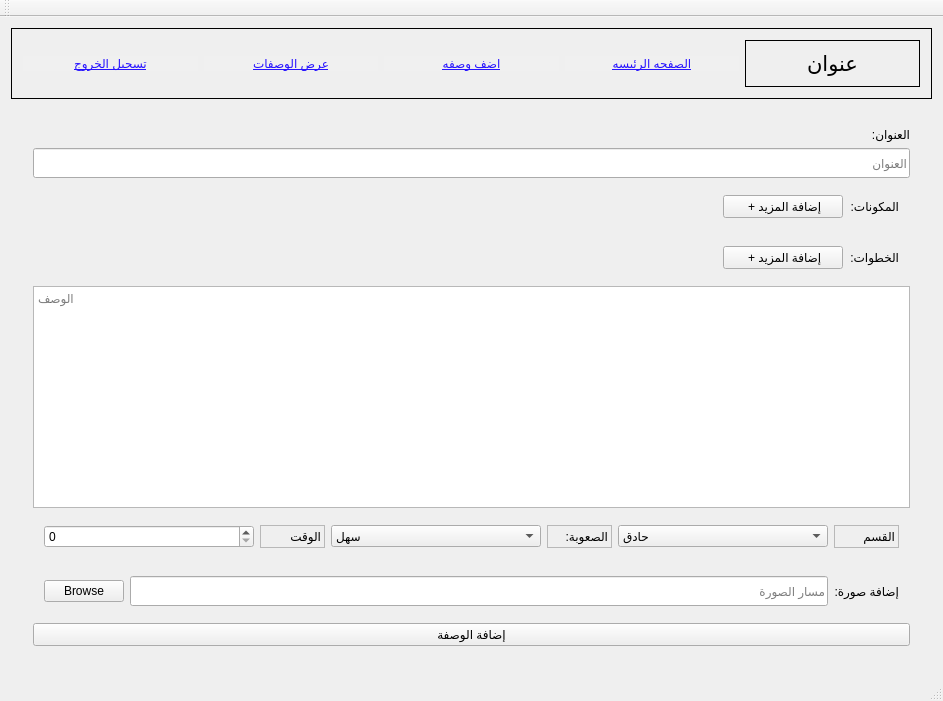
First picture: the form in RMS/MainWindow.ui, repository MohammedNaser28/Structure-Programming-project, before the edit.
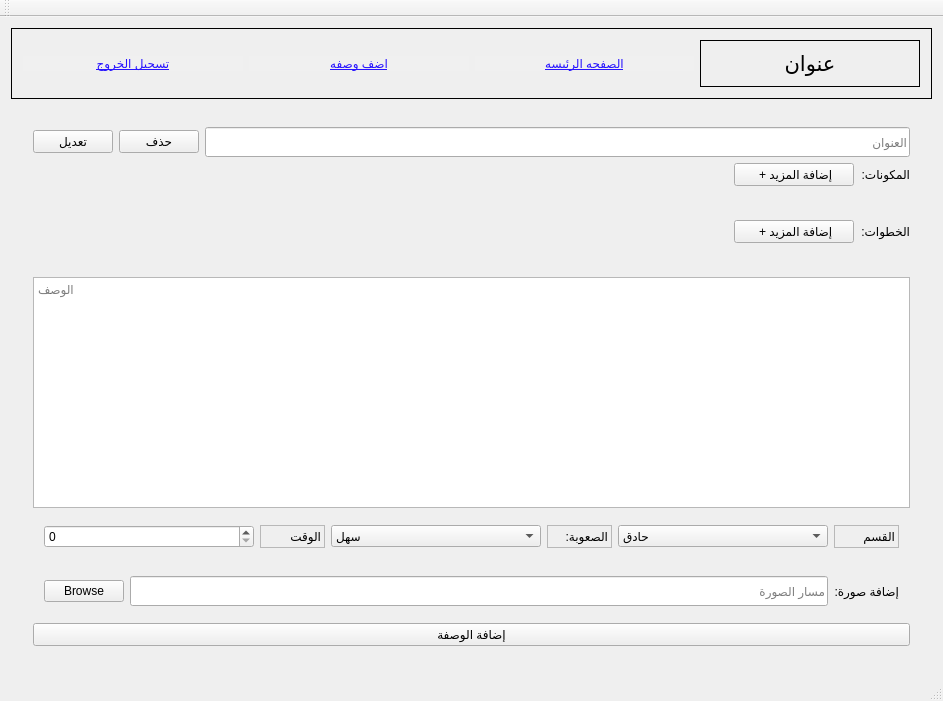
Second picture: the form after the edit. The open tabs and pages were chosen to show the change.

What changed in the file:
```diff
--- a/RMS/MainWindow.ui
+++ b/RMS/MainWindow.ui
@@ -55,34 +55,6 @@
          </property>
         </widget>
        </item>
-       <item>
-        <widget class="QPushButton" name="display_recipe_btn">
-         <property name="font">
-          <font>
-           <family>Segoe UI</family>
-           <pointsize>9</pointsize>
-           <italic>false</italic>
-           <bold>false</bold>
-           <underline>true</underline>
-          </font>
-         </property>
-         <property name="styleSheet">
-          <string notr="true">QPushButton
-{
-   border: none;
-   background-color: rgb(240,240,240);
-	text-decoration: underline;
-	font: 9pt &quot;Segoe UI&quot; rgb(0, 0, 0);
-	color: rgb(0, 0, 255)rgb(5, 80, 255);
-	color: rgb(39, 19, 255);
-
-}</string>
-         </property>
-         <property name="text">
-          <string>عرض الوصفات</string>
-         </property>
-        </widget>
-       </item>
        <item>
         <widget class="QPushButton" name="add_recipe_page_btn">
          <property name="font">
@@ -205,8 +177,7 @@
         </item>
        </layout>
       </widget>
-      <widget class="QWidget" name="recipe_page"/>
-      <widget class="QWidget" name="add_recipe_page">
+      <widget class="QWidget" name="recipe_page">
        <layout class="QGridLayout" name="gridLayout_6">
         <item row="0" column="0">
          <widget class="QScrollArea" name="scroll_area">
@@ -235,30 +206,18 @@
            </property>
            <layout class="QVBoxLayout" name="verticalLayout_2">
             <item>
-             <widget class="QLabel" name="title_lbl">
-              <property name="sizePolicy">
-               <sizepolicy hsizetype="Expanding" vsizetype="Preferred">
-                <horstretch>0</horstretch>
-                <verstretch>0</verstretch>
-               </sizepolicy>
-              </property>
-              <property name="minimumSize">
-               <size>
-                <width>50</width>
-                <height>0</height>
-               </size>
-              </property>
-              <property name="maximumSize">
-               <size>
-                <width>16777215</width>
-                <height>16777215</height>
-               </size>
-              </property>
-              <property name="layoutDirection">
-               <enum>Qt::LayoutDirection::RightToLeft</enum>
-              </property>
+             <layout class="QHBoxLayout" name="horizontalLayout_4">
+              <item>
+               <widget class="QPushButton" name="edit_btn">
+                <property name="text">
+                 <string>تعديل</string>
+                </property>
+               </widget>
+              </item>
+              <item>
+               <widget class="QPushButton" name="delete_btn">
               <property name="text">
-               <string>العنوان:</string>
+                 <string>حذف</string>
               </property>
              </widget>
             </item>
@@ -275,11 +234,10 @@
               </property>
              </widget>
             </item>
+             </layout>
+            </item>
             <item>
-             <widget class="QWidget" name="ing_container" native="true">
-              <layout class="QVBoxLayout" name="verticalLayout">
-               <item>
-                <layout class="QHBoxLayout" name="horizontalLayout">
+             <layout class="QHBoxLayout" name="add_ing_layout">
                  <item>
                   <spacer name="horizontalSpacer">
                    <property name="orientation">
@@ -342,14 +300,13 @@
                  </item>
                 </layout>
                </item>
-              </layout>
+            <item>
+             <widget class="QWidget" name="ing_container" native="true">
+              <layout class="QVBoxLayout" name="verticalLayout"/>
              </widget>
             </item>
             <item>
-             <widget class="QWidget" name="methods_container" native="true">
-              <layout class="QVBoxLayout" name="verticalLayout_3">
-               <item>
-                <layout class="QHBoxLayout" name="horizontalLayout_2">
+             <layout class="QHBoxLayout" name="add_step_layout">
                  <item>
                   <spacer name="horizontalSpacer_2">
                    <property name="orientation">
@@ -364,7 +321,7 @@
                   </spacer>
                  </item>
                  <item alignment="Qt::AlignmentFlag::AlignRight">
-                  <widget class="QPushButton" name="add_method_btn">
+               <widget class="QPushButton" name="add_step_btn">
                    <property name="minimumSize">
                     <size>
                      <width>120</width>
@@ -383,7 +340,7 @@
                   </widget>
                  </item>
                  <item>
-                  <widget class="QLabel" name="methods_lbl">
+               <widget class="QLabel" name="steps_lbl">
                    <property name="sizePolicy">
                     <sizepolicy hsizetype="Fixed" vsizetype="Preferred">
                      <horstretch>0</horstretch>
@@ -409,7 +366,9 @@
                  </item>
                 </layout>
                </item>
-              </layout>
+            <item>
+             <widget class="QWidget" name="steps_container" native="true">
+              <layout class="QVBoxLayout" name="verticalLayout_3"/>
              </widget>
             </item>
             <item>
```
Left out of the diff: 8 changed lines with no effect on the pictures. Lines whose indentation alone changed are shown as unchanged.
